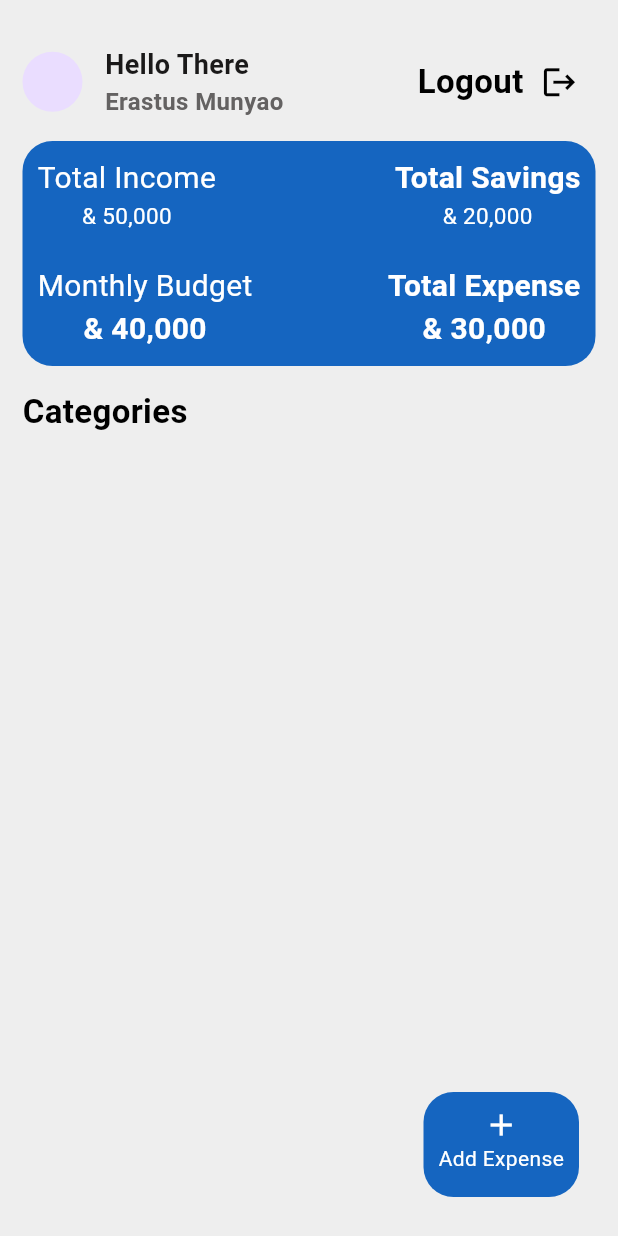
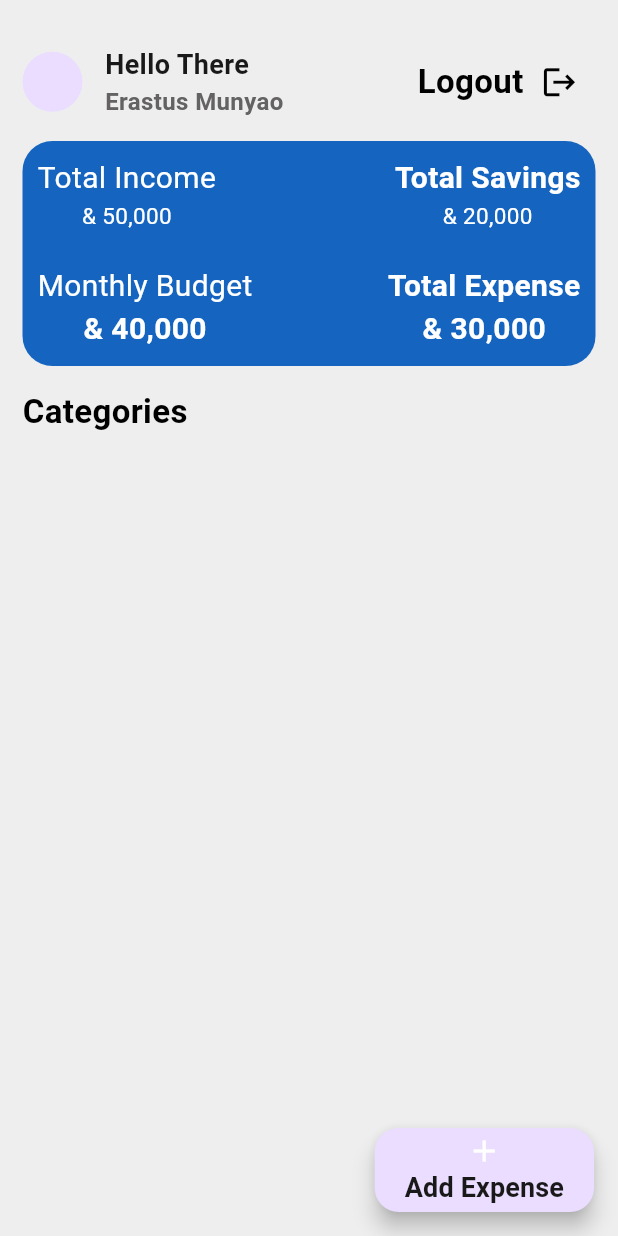
Before and after one commit to Erasto-M/Codsoft-Personal-Expense-Tracker-flutter-app, a Flutter app: the screen it shows once a user with an empty profile is signed in, after a tap on "Add Expense", on a phone screen of 412 x 824 dp. Run offline on Flutter 3.47's test engine with Material 3 defaults, Android fonts, the phone set to English and light mode, and no system bars; our stand-ins replace cloud_firestore, firebase_auth, firebase_core, flutter_riverpod; accounts and stored records are empty.

Commit message:
made some changes on the add expense button

```diff
--- a/lib/Authentication/Backend/auth.dart
+++ b/lib/Authentication/Backend/auth.dart
@@ -1,5 +1,3 @@
-import 'dart:html';
-
 import 'package:cloud_firestore/cloud_firestore.dart';
 import 'package:firebase_auth/firebase_auth.dart';
 import 'package:flutter/material.dart';
--- a/lib/Home/homepage.dart
+++ b/lib/Home/homepage.dart
@@ -166,34 +166,17 @@ class HomePage extends ConsumerWidget {
             ],
           ),
         ),
-        floatingActionButton: GestureDetector(
-          onTap: () {
-            try {
-              const AddExpenseDialog();
-            } catch (e) {}
-          },
-          child: Container(
-            height: 70,
-            margin: const EdgeInsets.all(10),
-            padding: const EdgeInsets.all(10),
-            decoration: BoxDecoration(
-                color: Colors.blue[800],
-                borderRadius: BorderRadius.circular(20)),
-            child: const Column(
-              crossAxisAlignment: CrossAxisAlignment.center,
+        floatingActionButton: FloatingActionButton.extended(
+            onPressed: () {},
+            label: Column(
               children: [
-                Icon(
+                const Icon(
                   Icons.add,
                   color: Colors.white,
                 ),
-                Text(
-                  "Add Expense",
-                  style: TextStyle(color: Colors.white),
-                ),
+                mediumText(text: "Add Expense", fontWeight: FontWeight.bold),
               ],
-            ),
-          ),
-        ),
+            )),
       ),
     );
   }
```
